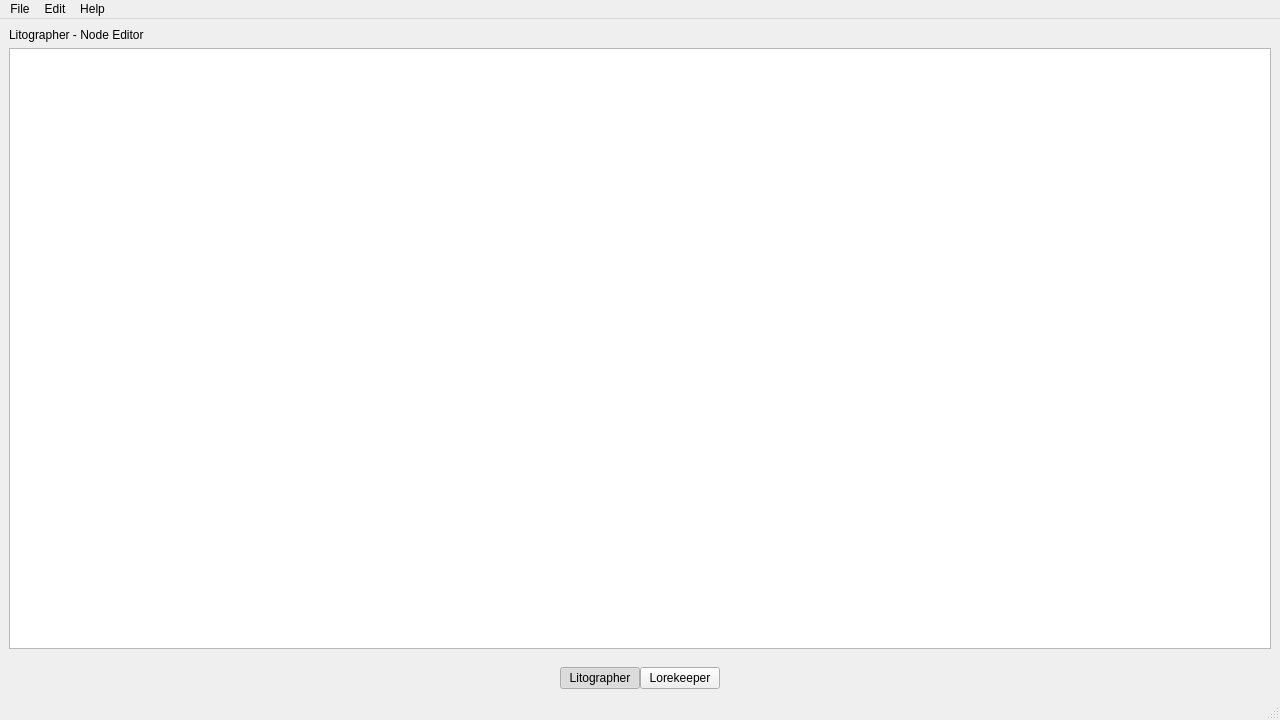
First picture: the form in storymaster/view/common/storymaster_main.ui, repository Bohndiggin/storymaster, before the edit.
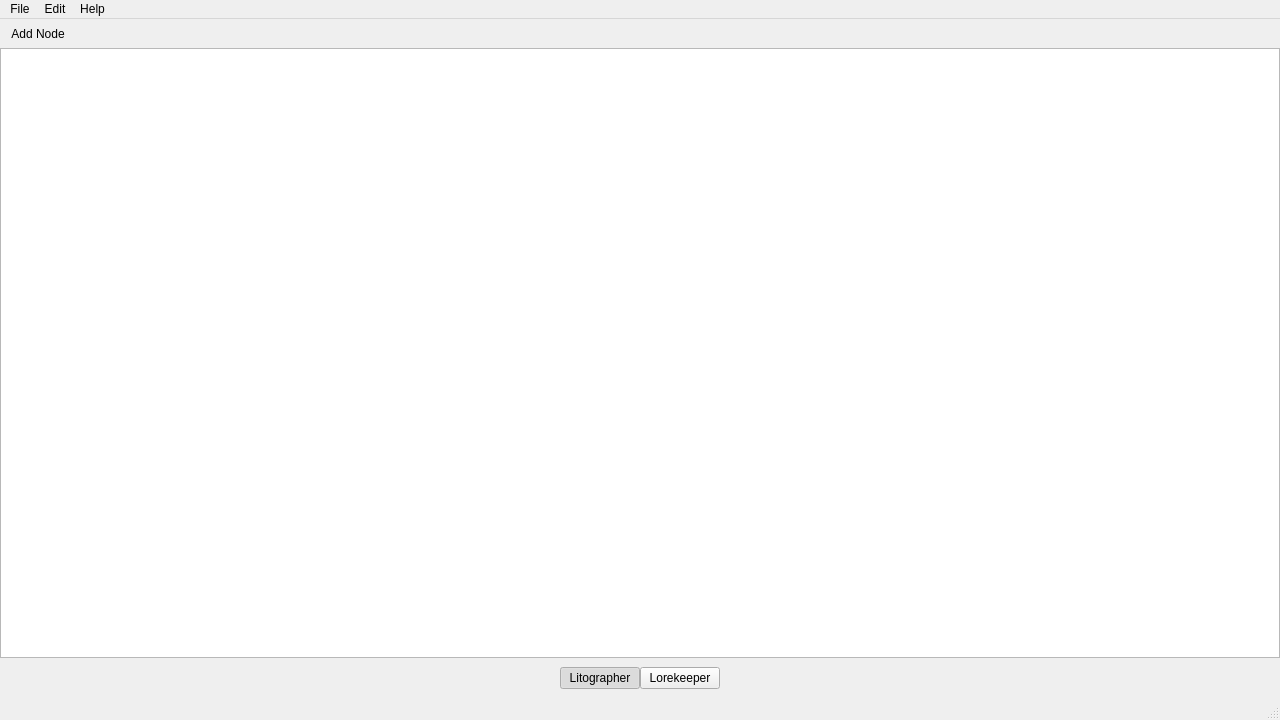
Second picture: the form after the edit. The open tabs and pages were chosen to show the change.

```diff
--- a/storymaster/view/common/storymaster_main.ui
+++ b/storymaster/view/common/storymaster_main.ui
@@ -255,11 +255,27 @@
       </property>
       <widget class="QWidget" name="litographerPage">
        <layout class="QVBoxLayout" name="verticalLayout_2">
+        <property name="spacing">
+         <number>0</number>
+        </property>
+        <property name="leftMargin">
+         <number>0</number>
+        </property>
+        <property name="topMargin">
+         <number>0</number>
+        </property>
+        <property name="rightMargin">
+         <number>0</number>
+        </property>
+        <property name="bottomMargin">
+         <number>0</number>
+        </property>
         <item>
-         <widget class="QLabel" name="pageTitleLabel">
-          <property name="text">
-           <string>Litographer - Node Editor</string>
+         <widget class="QToolBar" name="litographerToolbar">
+          <property name="windowTitle">
+           <string>toolBar</string>
           </property>
+          <addaction name="actionAddNode"/>
          </widget>
         </item>
         <item>
@@ -604,6 +620,14 @@
     <string>About</string>
    </property>
   </action>
+  <action name="actionAddNode">
+   <property name="text">
+    <string>Add Node</string>
+   </property>
+   <property name="toolTip">
+    <string>Add a new node to the canvas</string>
+   </property>
+  </action>
  </widget>
  <resources/>
  <connections/>
```
Left out of the diff: 4 changed lines with no effect on the pictures.
